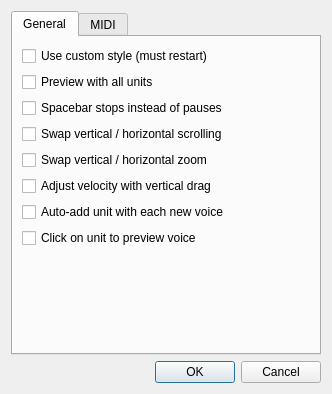
The window that src/editor/SettingsDialog.ui (yuxshao/ptcollab) describes before a commit, drawn with Qt 5.
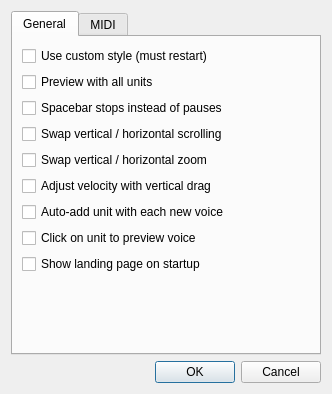
The same window after the commit.

Commit message: add landing page

Patch:
```diff
--- a/src/editor/SettingsDialog.ui
+++ b/src/editor/SettingsDialog.ui
@@ -80,6 +80,13 @@
          </property>
         </widget>
        </item>
+       <item>
+        <widget class="QCheckBox" name="showLandingPageCheck">
+         <property name="text">
+          <string>Show landing page on startup</string>
+         </property>
+        </widget>
+       </item>
        <item>
         <spacer name="verticalSpacer_2">
          <property name="orientation">
```
The commit also changes 10 other files.
